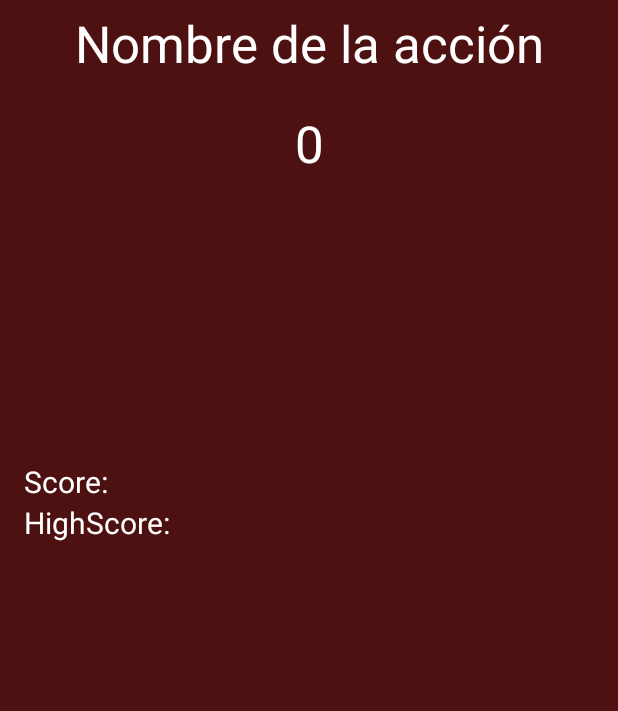
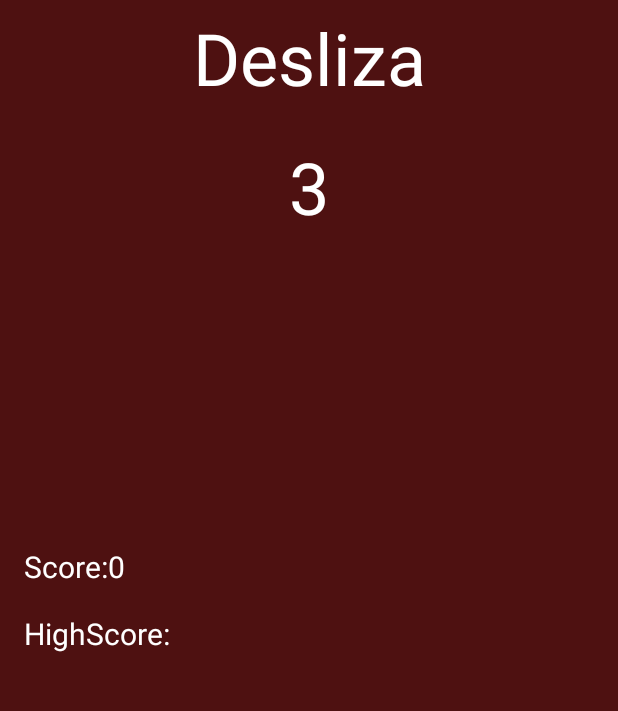
Before and after one commit to UlisesR2002/bop_it_mobile, an Android app: the GameActivity screen opened directly, with no data from a screen before it, on a phone screen of 412 x 824 dp, the part 525-1236 px from its top. Run offline under Robolectric (Android 15) with nearby library versions, the phone set to English and light mode, and no system bars.

Commit message:
Laboratorio 2

```diff
--- a/app/src/main/java/com/example/bopitmobile/GameActivity.kt
+++ b/app/src/main/java/com/example/bopitmobile/GameActivity.kt
@@ -1,11 +1,154 @@
 package com.example.bopitmobile
 
+import android.media.MediaPlayer
+import android.media.PlaybackParams
 import androidx.appcompat.app.AppCompatActivity
 import android.os.Bundle
+import android.os.CountDownTimer
+import android.os.Handler
+import android.view.GestureDetector
+import android.view.MotionEvent
+import android.view.View
+import java.util.Random
+import android.widget.TextView
 
 class GameActivity : AppCompatActivity() {
+
+    lateinit var TimerText : TextView
+    lateinit var ActionText : TextView
+    lateinit var ScoreText : TextView
+    var countDownTimer : CountDownTimer? = null
+    val initialTime = 3000
+    var score = 0
+    lateinit var themeSoundPlayer : MediaPlayer
+    lateinit var victorySoundPlayer : List<MediaPlayer>
+    lateinit var defeatSoundPlayer : MediaPlayer
+    lateinit var gestureDetector: GestureDetector
+
+    private var randomAction : Int = 0
+    private var playbackParams : PlaybackParams? = null
+
     override fun onCreate(savedInstanceState: Bundle?) {
         super.onCreate(savedInstanceState)
         setContentView(R.layout.activity_game)
+
+        themeSoundPlayer = MediaPlayer.create(this, R.raw.theme)
+        themeSoundPlayer.isLooping = true
+        themeSoundPlayer.start()
+        playbackParams = themeSoundPlayer.playbackParams
+
+        victorySoundPlayer = List(5) {MediaPlayer.create(this, R.raw.gain)}
+        defeatSoundPlayer = MediaPlayer.create(this, R.raw.error)
+
+        TimerText = findViewById(R.id.TimerText)
+        ActionText = findViewById(R.id.ActionText)
+        ScoreText = findViewById(R.id.ScoreText)
+
+        gestureDetector = GestureDetector(this, MyGestureListener())
+
+        val handler = Handler()
+
+        handler.postDelayed({
+        GameUpdate()
+        },500)
+
+    }
+
+    fun GameUpdate(){
+        ScoreText.text = getString(R.string.ScoreText) + score.toString()
+        randomAction = Random().nextInt(3)
+
+        when (randomAction) {
+            0 -> {
+                ActionText.setText(R.string.PressText)
+            }
+            1 -> {
+                ActionText.setText(R.string.SwipeText)
+            }
+            2 -> {
+            ActionText.setText(R.string.HoldText)
+            }
+
+            3 -> {
+                ActionText.setText(R.string.RotateText)
+            }
+
+
+        }
+        countDownTimer?.cancel()
+
+        countDownTimer = object : CountDownTimer(initialTime.toLong(),1000) {
+            override fun onTick(millisUntilFinished: Long) {
+
+                val secondRemaining = 1 + millisUntilFinished / 1000
+                TimerText.text = secondRemaining.toString()
+
+            }
+
+            override fun onFinish() {
+                defeatSoundPlayer.start()
+                GameUpdate()
+
+            }
+        }
+        countDownTimer?.start()
+
+    }
+
+    override fun onTouchEvent(event: MotionEvent): Boolean {
+        gestureDetector.onTouchEvent(event)
+        return super.onTouchEvent(event)
+    }
+    private inner class MyGestureListener : GestureDetector.SimpleOnGestureListener()
+    {
+        override fun onDown(e: MotionEvent): Boolean{
+            if(randomAction == 0) {
+                score += 100
+                val gainsound = victorySoundPlayer.firstOrNull { !it.isPlaying }
+                gainsound?.start()
+                GameUpdate()
+            }
+            println("Press")
+            return  true
+        }
+
+        override fun onFling(
+            e1: MotionEvent,
+            e2: MotionEvent,
+            velocityX: Float,
+            velocityY: Float
+        ): Boolean {
+            if(randomAction == 1) {
+                score += 100
+                val gainsound = victorySoundPlayer.firstOrNull { !it.isPlaying }
+                gainsound?.start()
+                GameUpdate()
+            }
+            println("Swipe")
+            return true
+        }
+
+        override fun onLongPress(e: MotionEvent) {
+            if(randomAction == 2)
+            {
+                score += 100
+                val gainsound = victorySoundPlayer.firstOrNull { !it.isPlaying }
+                gainsound?.start()
+                GameUpdate()
+            }
+            println("Hold")
+        }
+
+
+
+    }
+    override fun onResume() {
+        super.onResume()
+        themeSoundPlayer.start()
+    }
+
+    override fun onPause() {
+        super.onPause()
+        themeSoundPlayer.pause()
     }
 }
--- a/app/src/main/java/com/example/bopitmobile/SplashActivity.kt
+++ b/app/src/main/java/com/example/bopitmobile/SplashActivity.kt
@@ -9,7 +9,6 @@ import android.util.Log
 import android.view.animation.Animation
 import android.view.animation.AnimationSet
 import android.view.animation.AnimationUtils
-import android.widget.Button
 import android.widget.ImageView
 import android.widget.ProgressBar
 import androidx.appcompat.app.AppCompatActivity
--- a/app/src/main/res/layout/activity_game.xml
+++ b/app/src/main/res/layout/activity_game.xml
@@ -2,6 +2,7 @@
 <androidx.constraintlayout.widget.ConstraintLayout xmlns:android="http://schemas.android.com/apk/res/android"
     xmlns:app="http://schemas.android.com/apk/res-auto"
     xmlns:tools="http://schemas.android.com/tools"
+    android:id="@+id/GameView"
     android:layout_width="match_parent"
     android:layout_height="match_parent"
     android:background="@color/DarkRed"
@@ -31,7 +32,7 @@
         android:layout_marginEnd="50dp"
         android:text="@string/ActionText"
         android:textColor="@color/white"
-        android:textSize="34sp"
+        android:textSize="48sp"
         app:layout_constraintEnd_toEndOf="parent"
         app:layout_constraintStart_toStartOf="parent"
         app:layout_constraintTop_toBottomOf="@+id/imageView" />
@@ -45,7 +46,7 @@
         android:layout_marginEnd="196dp"
         android:text="@string/TimerText"
         android:textColor="@color/white"
-        android:textSize="34sp"
+        android:textSize="48sp"
         app:layout_constraintEnd_toEndOf="parent"
         app:layout_constraintStart_toStartOf="parent"
         app:layout_constraintTop_toBottomOf="@+id/ActionText" />
@@ -59,6 +60,7 @@
         android:text="@string/ScoreText"
         android:textColor="@color/white"
         android:textSize="20sp"
+        app:layout_constraintBottom_toTopOf="@+id/HighScoreText"
         app:layout_constraintStart_toStartOf="parent"
         app:layout_constraintTop_toBottomOf="@+id/TimerText" />
 
@@ -67,9 +69,11 @@
         android:layout_width="wrap_content"
         android:layout_height="wrap_content"
         android:layout_marginStart="16dp"
+        android:layout_marginBottom="20dp"
         android:text="@string/HighScoreText"
         android:textColor="@color/white"
         android:textSize="20sp"
+        app:layout_constraintBottom_toBottomOf="parent"
         app:layout_constraintStart_toStartOf="parent"
         app:layout_constraintTop_toBottomOf="@+id/ScoreText" />
 
--- a/app/src/main/res/values/strings.xml
+++ b/app/src/main/res/values/strings.xml
@@ -19,16 +19,20 @@
 
     <!-- Pantalla de juego -->
         <!-- Texto de la acción -->
-        <string name="ActionText">Nombre de la acción</string>
+        <string name="ActionText">Acción</string>
 
-        <string name="PressText">Pulsa</string>
+        <string name="PressText">Presiona</string>
 
         <string name="SwipeText">Desliza</string>
 
-        <string name="RotateText">Rota</string>
+        <string name="HoldText">Mantiene</string>
+
+        <string name="RotateText">Gira</string>
+
+
 
         <!-- Texto del timer-->
-        <string name="TimerText">0</string>
+        <string name="TimerText">Tiempo restante</string>
 
         <!-- Texto de puntajes-->
         <string name="ScoreText">Score: </string>
```
Also changed, not shown: app/src/main/java/com/example/bopitmobile/MainActivity.kt (+1 -26 lines), 2 other files.
